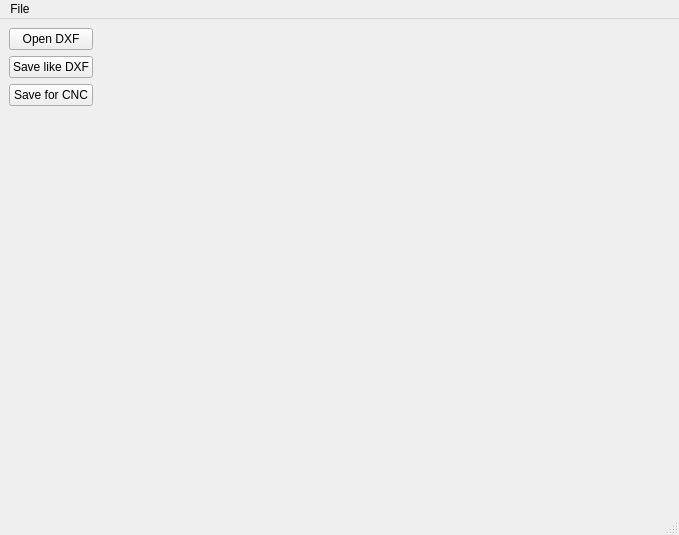
leomolokov/primiview, file src/ui/main_dialog.ui: the form before one commit.
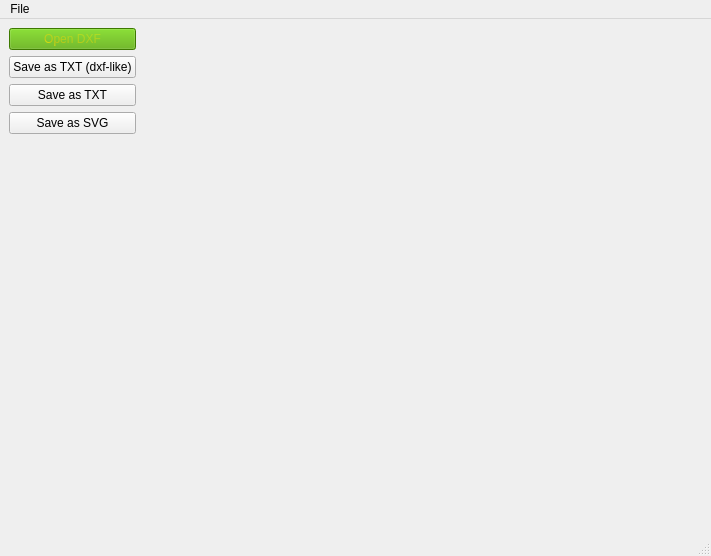
The form after the commit. Icons and pictures are not drawn.

Patch:
```diff
--- a/src/ui/main_dialog.ui
+++ b/src/ui/main_dialog.ui
@@ -6,8 +6,8 @@
    <rect>
     <x>0</x>
     <y>0</y>
-    <width>679</width>
-    <height>535</height>
+    <width>711</width>
+    <height>556</height>
    </rect>
   </property>
   <property name="sizePolicy">
@@ -33,6 +33,13 @@
             <height>20</height>
            </size>
           </property>
+          <property name="autoFillBackground">
+           <bool>false</bool>
+          </property>
+          <property name="styleSheet">
+           <string notr="true">background-color: rgb(85, 170, 0);
+color: qconicalgradient(cx:0, cy:0, angle:135, stop:0 rgba(255, 255, 0, 69), stop:0.375 rgba(255, 255, 0, 69), stop:0.423533 rgba(251, 255, 0, 145), stop:0.45 rgba(247, 255, 0, 208), stop:0.477581 rgba(255, 244, 71, 130), stop:0.518717 rgba(255, 218, 71, 130), stop:0.55 rgba(255, 255, 0, 255), stop:0.57754 rgba(255, 203, 0, 130), stop:0.625 rgba(255, 255, 0, 69), stop:1 rgba(255, 255, 0, 69));</string>
+          </property>
           <property name="text">
            <string>Open DXF</string>
           </property>
@@ -47,7 +54,7 @@
            </size>
           </property>
           <property name="text">
-           <string>Save like DXF</string>
+           <string>Save as TXT (dxf-like)</string>
           </property>
          </widget>
         </item>
@@ -60,7 +67,14 @@
            </size>
           </property>
           <property name="text">
-           <string>Save for CNC</string>
+           <string>Save as TXT</string>
+          </property>
+         </widget>
+        </item>
+        <item>
+         <widget class="QPushButton" name="svgsaveButton">
+          <property name="text">
+           <string>Save as SVG</string>
           </property>
          </widget>
         </item>
@@ -93,6 +107,10 @@
           <height>300</height>
          </size>
         </property>
+        <property name="styleSheet">
+         <string notr="true">background-image: url(:/--/logo1.bmp);
+</string>
+        </property>
        </widget>
       </item>
      </layout>
@@ -104,8 +122,8 @@
     <rect>
      <x>0</x>
      <y>0</y>
-     <width>679</width>
-     <height>21</height>
+     <width>711</width>
+     <height>22</height>
     </rect>
    </property>
    <widget class="QMenu" name="menuFile">
```
Left out of the diff: 4 changed lines with no effect on the pictures.
